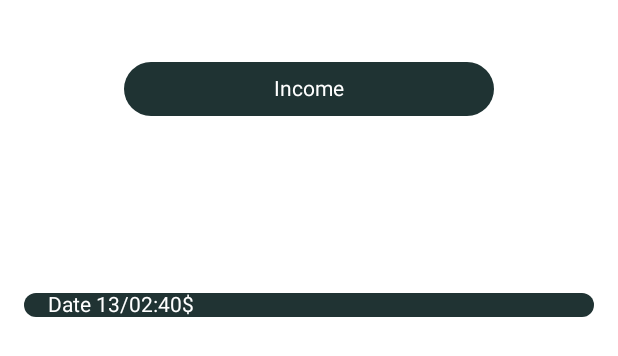
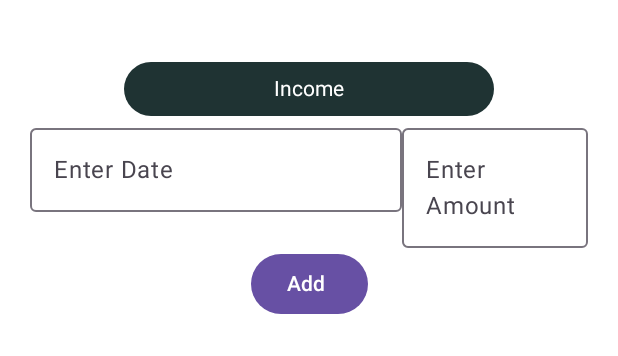
Before and after one commit to petroskoursos/MoneyManager, an Android app built with Jetpack Compose: the @Preview function IncomePagePreview, on a phone screen of 412 x 824 dp. Shown: the top 356 px of the screen. Run offline under Robolectric (Android 15) with nearby library versions, the phone set to English and light mode, and no system bars.

Commit message:
made a viewmodel for the income page

```diff
--- a/app/src/main/java/com/example/bankaccount/Income Page.kt
+++ b/app/src/main/java/com/example/bankaccount/Income Page.kt
@@ -1,6 +1,5 @@
 package com.example.bankaccount
 
-import android.graphics.Paint.Align
 import androidx.compose.foundation.background
 import androidx.compose.foundation.layout.Arrangement
 import androidx.compose.foundation.layout.Box
@@ -10,22 +9,42 @@ import androidx.compose.foundation.layout.Spacer
 import androidx.compose.foundation.layout.fillMaxSize
 import androidx.compose.foundation.layout.fillMaxWidth
 import androidx.compose.foundation.layout.padding
+import androidx.compose.foundation.lazy.LazyColumn
+import androidx.compose.foundation.lazy.itemsIndexed
 import androidx.compose.foundation.shape.RoundedCornerShape
+import androidx.compose.foundation.text.KeyboardOptions
+import androidx.compose.material3.Button
+import androidx.compose.material3.ExperimentalMaterial3Api
+import androidx.compose.material3.OutlinedTextField
 import androidx.compose.material3.Text
 import androidx.compose.runtime.Composable
+import androidx.compose.runtime.getValue
+import androidx.compose.runtime.mutableStateOf
+import androidx.compose.runtime.remember
+import androidx.compose.runtime.setValue
 import androidx.compose.ui.Alignment
 import androidx.compose.ui.Modifier
 import androidx.compose.ui.draw.clip
 import androidx.compose.ui.graphics.Color
+import androidx.compose.ui.text.input.KeyboardType
 import androidx.compose.ui.tooling.preview.Preview
 import androidx.compose.ui.unit.dp
+import androidx.lifecycle.viewmodel.compose.viewModel
 
+@OptIn(ExperimentalMaterial3Api::class)
 @Composable
-fun IncomePage(){
+fun IncomePage(
+    incomePageViewModel: IncomePageViewModel= viewModel()
+){
+    var dateList = remember{ mutableListOf<String>()}
+    var amountList = remember{ mutableListOf<String>()}
+    var date by remember{ mutableStateOf("")}
+    var amount by remember{ mutableStateOf("")}
     Column(modifier = Modifier
         .fillMaxSize()
         .padding(top = 41.dp)
         , horizontalAlignment = Alignment.CenterHorizontally) {
+        ///Header income box
         Box(modifier = Modifier
             .clip(RoundedCornerShape(20.dp))
             .background(Color(0xFF1F3333))
@@ -33,28 +52,80 @@ fun IncomePage(){
         ){
             Text(text = "Income", modifier = Modifier,Color.White)
         }
+        //Outlined text field
+        Row(modifier = Modifier
+            .padding(start = 20.dp, end = 20.dp)){
+            OutlinedTextField(value =date
+                , modifier = Modifier.weight(2f)
+                , onValueChange ={date=it}
+                , label = { Text(text = "Enter Date")}
+                , singleLine = true
+                , keyboardOptions = KeyboardOptions(
+                    keyboardType = KeyboardType.Number
+                )
+            )
+            OutlinedTextField(value =amount
+                , modifier = Modifier.weight(1f)
+                , onValueChange ={amount=it}
+                , label = { Text(text = "Enter Amount")}
+                , singleLine = true
+                , keyboardOptions = KeyboardOptions(
+                    keyboardType = KeyboardType.Number
+                )
+            )
+        }
+        // Add button
+        Button(onClick = {
+            if(amount.isNotEmpty() && date.isNotEmpty()){
+
+                incomePageViewModel.AddDateAmount(date,amount)
+                amount=""
+                date=""
+            }
+
+        }) {
+            Text(text = "Add ")
+        }
         Spacer(modifier = Modifier.padding(top = 110.dp))
-
+        //Displays the date and the amount that have been entered
         Row(modifier = Modifier
             .fillMaxWidth()
-            .padding(horizontal = 16.dp, vertical = 8.dp) // Padding for entire Row
-            .clip(RoundedCornerShape(20.dp)) // Rounded corners for the Row
-            .background(Color(0xFF203333)), // Background color for the Row
+            .padding(horizontal = 40.dp, vertical = 8.dp)
+            .clip(RoundedCornerShape(20.dp))
+            .background(Color(0xFF203333)),
             verticalAlignment = Alignment.CenterVertically,
-            horizontalArrangement = Arrangement.SpaceBetween // Space between items in Row
-        ){
-            Text(text = "Date 13/02:", modifier = Modifier
-                .padding(start = 16.dp)
-                ,color = Color.White)
-            Text(text = "40$", modifier = Modifier
-                .weight(3f)
-                ,color = Color.White)
+            horizontalArrangement = Arrangement.SpaceBetween
+        ) {
+            LazyColumn {
+                itemsIndexed(incomePageViewModel.datelist) { index, date ->
+                    Row(modifier = Modifier.weight(1f)) {
+                        Text(
+                            text = "Date: $date", modifier = Modifier
+                                .padding(start = 20.dp)
+                                .weight(2f), color = Color.White
+
+                        )
+                        Text(
+                            text = "Amount: ${incomePageViewModel.amountlist[index]}",
+                            modifier = Modifier
+                                .padding(end = 16.dp)
+                                .weight(1f),
+                            color = Color.White,
+                        )
+                    }
+                }
+
+
             }
+        }
+
+        }
+    }
 
 
 
-    }
-}
+
+
 
 
 
--- a/build.gradle.kts
+++ b/build.gradle.kts
@@ -1,5 +1,5 @@
 // Top-level build file where you can add configuration options common to all sub-projects/modules.
 plugins {
-    id("com.android.application") version "8.1.4" apply false
+    id("com.android.application") version "8.2.0" apply false
     id("org.jetbrains.kotlin.android") version "1.8.10" apply false
 }
```
Also changed, not shown: app/src/main/java/com/example/bankaccount/IncomePageViewModel.kt (added, +27 -0 lines), app/src/main/java/com/example/bankaccount/MainActivity.kt (+6 -3 lines), gradle/wrapper/gradle-wrapper.properties.
